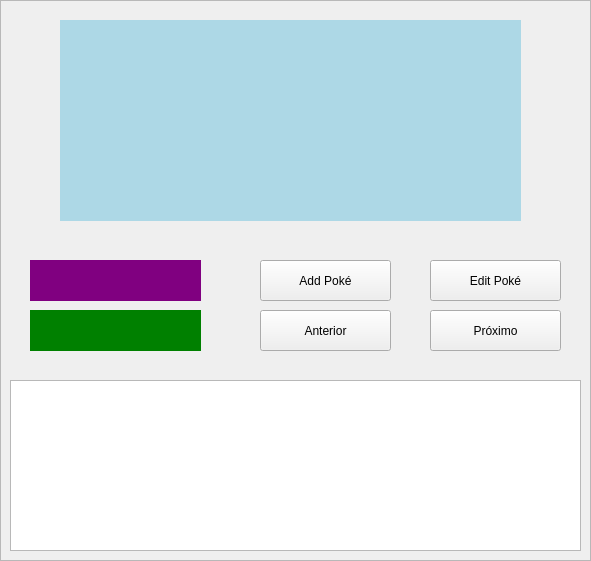
Before: the Qt Designer form ipokedex.ui in icaro-v/Pokedex, drawn with Qt 5.
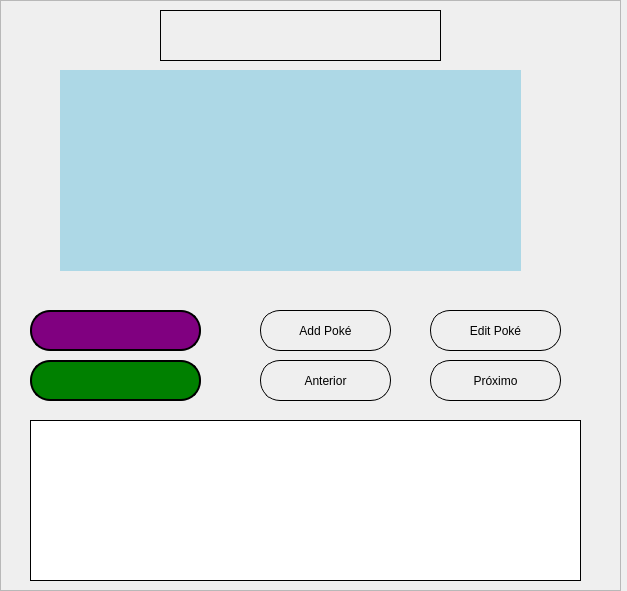
After: the same form once the commit is applied. Icons and pictures are not drawn.

```diff
--- a/ipokedex.ui
+++ b/ipokedex.ui
@@ -6,8 +6,8 @@
    <rect>
     <x>0</x>
     <y>0</y>
-    <width>591</width>
-    <height>561</height>
+    <width>627</width>
+    <height>591</height>
    </rect>
   </property>
   <property name="windowTitle">
@@ -19,8 +19,8 @@
      <rect>
       <x>0</x>
       <y>0</y>
-      <width>591</width>
-      <height>561</height>
+      <width>621</width>
+      <height>591</height>
      </rect>
     </property>
     <property name="sizePolicy">
@@ -42,7 +42,7 @@
      <property name="geometry">
       <rect>
        <x>60</x>
-       <y>20</y>
+       <y>70</y>
        <width>461</width>
        <height>201</height>
       </rect>
@@ -59,46 +59,63 @@
      <property name="geometry">
       <rect>
        <x>30</x>
-       <y>260</y>
+       <y>310</y>
        <width>171</width>
        <height>41</height>
       </rect>
      </property>
      <property name="styleSheet">
-      <string notr="true">background-color: purple
+      <string notr="true">border: 2px solid black;
+border-radius: 20px;
+background-color: purple
 </string>
      </property>
      <property name="text">
       <string/>
      </property>
+     <property name="textFormat">
+      <enum>Qt::AutoText</enum>
+     </property>
+     <property name="alignment">
+      <set>Qt::AlignCenter</set>
+     </property>
     </widget>
     <widget class="QLabel" name="LbTipo2">
      <property name="geometry">
       <rect>
        <x>30</x>
-       <y>310</y>
+       <y>360</y>
        <width>171</width>
        <height>41</height>
       </rect>
      </property>
      <property name="styleSheet">
-      <string notr="true">background-color: green
+      <string notr="true">border: 2px solid black;
+border-radius: 20px;
+background-color: green
 
 </string>
      </property>
      <property name="text">
       <string/>
      </property>
+     <property name="alignment">
+      <set>Qt::AlignCenter</set>
+     </property>
     </widget>
     <widget class="QPushButton" name="BtnPrevious">
      <property name="geometry">
       <rect>
        <x>260</x>
-       <y>310</y>
+       <y>360</y>
        <width>131</width>
        <height>41</height>
       </rect>
      </property>
+     <property name="styleSheet">
+      <string notr="true">border: 1px solid black;
+border-radius: 20px;</string>
+     </property>
      <property name="text">
       <string>Anterior</string>
      </property>
@@ -107,11 +124,15 @@
      <property name="geometry">
       <rect>
        <x>430</x>
-       <y>310</y>
+       <y>360</y>
        <width>131</width>
        <height>41</height>
       </rect>
      </property>
+     <property name="styleSheet">
+      <string notr="true">border: 1px solid black;
+border-radius: 20px;</string>
+     </property>
      <property name="text">
       <string>Próximo</string>
      </property>
@@ -120,11 +141,15 @@
      <property name="geometry">
       <rect>
        <x>260</x>
-       <y>260</y>
+       <y>310</y>
        <width>131</width>
        <height>41</height>
       </rect>
      </property>
+     <property name="styleSheet">
+      <string notr="true">border: 1px solid black;
+border-radius: 20px;</string>
+     </property>
      <property name="text">
       <string>Add Poké</string>
      </property>
@@ -133,23 +158,62 @@
      <property name="geometry">
       <rect>
        <x>430</x>
-       <y>260</y>
+       <y>310</y>
        <width>131</width>
        <height>41</height>
       </rect>
      </property>
+     <property name="styleSheet">
+      <string notr="true">border: 1px solid black;
+border-radius: 20px;</string>
+     </property>
      <property name="text">
       <string>Edit Poké</string>
      </property>
     </widget>
-    <widget class="QTextBrowser" name="TBDescricao">
+    <widget class="QLabel" name="LbDescricao">
      <property name="geometry">
       <rect>
-       <x>10</x>
-       <y>380</y>
-       <width>571</width>
-       <height>171</height>
+       <x>30</x>
+       <y>420</y>
+       <width>551</width>
+       <height>161</height>
       </rect>
+     </property>
+     <property name="styleSheet">
+      <string notr="true">border: 1px solid black;
+padding: 15px;
+background-color: white</string>
+     </property>
+     <property name="text">
+      <string/>
+     </property>
+    </widget>
+    <widget class="QLabel" name="LbNome">
+     <property name="geometry">
+      <rect>
+       <x>160</x>
+       <y>10</y>
+       <width>281</width>
+       <height>51</height>
+      </rect>
+     </property>
+     <property name="styleSheet">
+      <string notr="true">border: 1px solid black;
+font-size: 24px; 
+font-weight: bold;</string>
+     </property>
+     <property name="frameShape">
+      <enum>QFrame::WinPanel</enum>
+     </property>
+     <property name="frameShadow">
+      <enum>QFrame::Plain</enum>
+     </property>
+     <property name="text">
+      <string/>
+     </property>
+     <property name="alignment">
+      <set>Qt::AlignCenter</set>
      </property>
     </widget>
    </widget>
```
Left out of the diff: 3 changed lines with no effect on the pictures.
